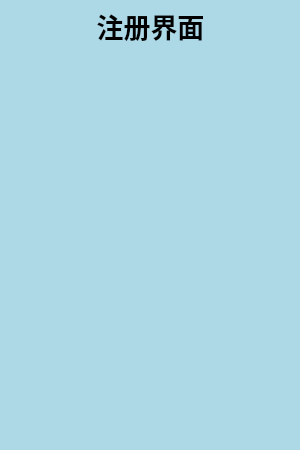
First picture: the form in regwidget.ui, repository ztcode9547/ChatRoomClient, before the edit.
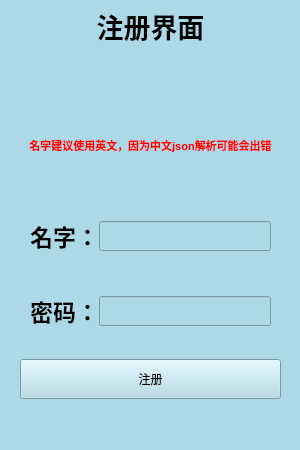
Second picture: the form after the edit. Icons and pictures are not drawn.

Commit message: 完成注册页面的设计

```diff
--- a/regwidget.ui
+++ b/regwidget.ui
@@ -43,6 +43,149 @@
     <set>Qt::AlignCenter</set>
    </property>
   </widget>
+  <widget class="QLabel" name="label_4">
+   <property name="geometry">
+    <rect>
+     <x>10</x>
+     <y>100</y>
+     <width>281</width>
+     <height>91</height>
+    </rect>
+   </property>
+   <property name="font">
+    <font>
+     <pointsize>8</pointsize>
+     <weight>75</weight>
+     <bold>true</bold>
+    </font>
+   </property>
+   <property name="styleSheet">
+    <string notr="true">color: rgb(255, 0, 0);</string>
+   </property>
+   <property name="text">
+    <string>名字建议使用英文，因为中文json解析可能会出错</string>
+   </property>
+   <property name="alignment">
+    <set>Qt::AlignCenter</set>
+   </property>
+  </widget>
+  <widget class="QWidget" name="">
+   <property name="geometry">
+    <rect>
+     <x>20</x>
+     <y>194</y>
+     <width>261</width>
+     <height>221</height>
+    </rect>
+   </property>
+   <layout class="QVBoxLayout" name="verticalLayout">
+    <item>
+     <layout class="QHBoxLayout" name="horizontalLayout">
+      <property name="spacing">
+       <number>0</number>
+      </property>
+      <property name="leftMargin">
+       <number>10</number>
+      </property>
+      <property name="topMargin">
+       <number>10</number>
+      </property>
+      <property name="rightMargin">
+       <number>10</number>
+      </property>
+      <property name="bottomMargin">
+       <number>10</number>
+      </property>
+      <item>
+       <widget class="QLabel" name="label_2">
+        <property name="font">
+         <font>
+          <pointsize>17</pointsize>
+          <weight>75</weight>
+          <bold>true</bold>
+         </font>
+        </property>
+        <property name="text">
+         <string>名字：</string>
+        </property>
+        <property name="alignment">
+         <set>Qt::AlignCenter</set>
+        </property>
+       </widget>
+      </item>
+      <item>
+       <widget class="QLineEdit" name="name_lineEdit">
+        <property name="minimumSize">
+         <size>
+          <width>0</width>
+          <height>30</height>
+         </size>
+        </property>
+       </widget>
+      </item>
+     </layout>
+    </item>
+    <item>
+     <layout class="QHBoxLayout" name="horizontalLayout_2">
+      <property name="spacing">
+       <number>0</number>
+      </property>
+      <property name="leftMargin">
+       <number>10</number>
+      </property>
+      <property name="topMargin">
+       <number>10</number>
+      </property>
+      <property name="rightMargin">
+       <number>10</number>
+      </property>
+      <property name="bottomMargin">
+       <number>10</number>
+      </property>
+      <item>
+       <widget class="QLabel" name="label_3">
+        <property name="font">
+         <font>
+          <pointsize>17</pointsize>
+          <weight>75</weight>
+          <bold>true</bold>
+         </font>
+        </property>
+        <property name="text">
+         <string>密码：</string>
+        </property>
+        <property name="alignment">
+         <set>Qt::AlignCenter</set>
+        </property>
+       </widget>
+      </item>
+      <item>
+       <widget class="QLineEdit" name="password_lineEdit">
+        <property name="minimumSize">
+         <size>
+          <width>0</width>
+          <height>30</height>
+         </size>
+        </property>
+       </widget>
+      </item>
+     </layout>
+    </item>
+    <item>
+     <widget class="QPushButton" name="reg_pushbutton">
+      <property name="minimumSize">
+       <size>
+        <width>0</width>
+        <height>40</height>
+       </size>
+      </property>
+      <property name="text">
+       <string>注册</string>
+      </property>
+     </widget>
+    </item>
+   </layout>
+  </widget>
  </widget>
  <resources>
   <include location="myqrc.qrc"/>
```
The commit also changes 4 other files.
